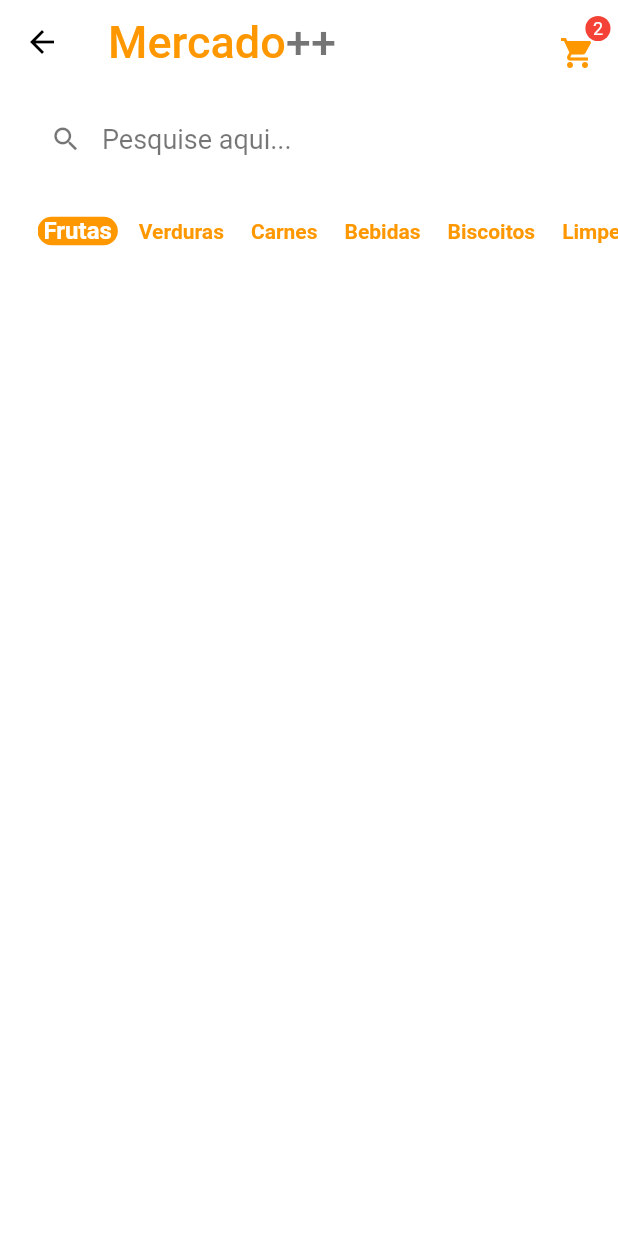
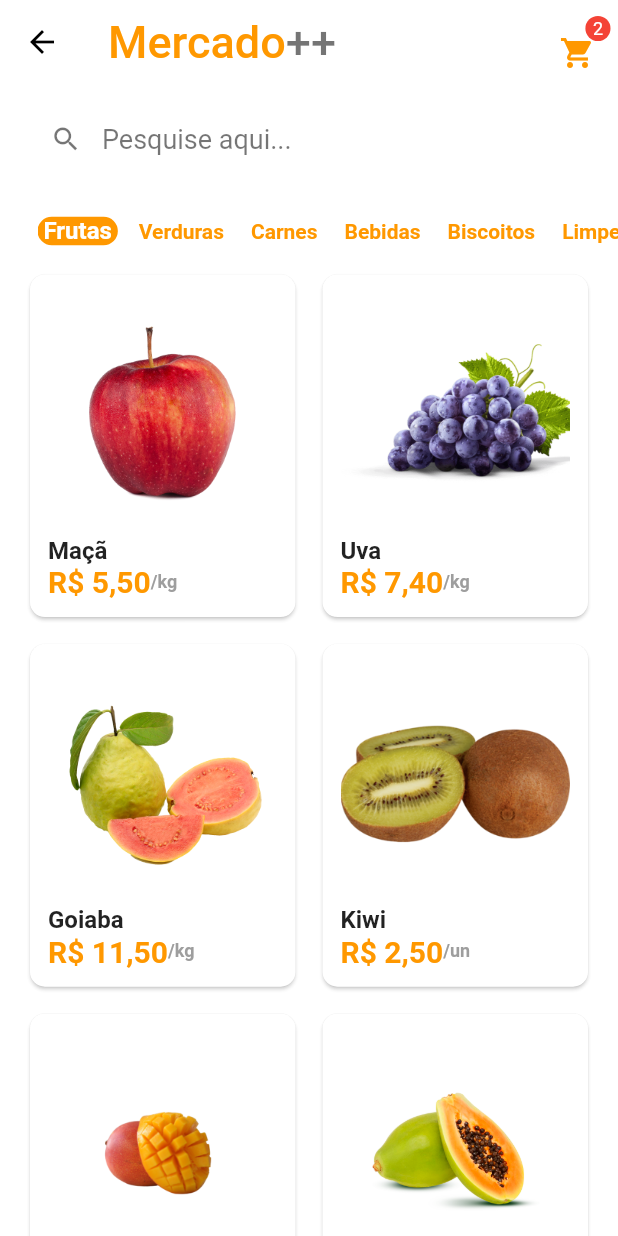
Before and after one commit to emersonbarina/quitanda-course-frontend, a Flutter app: the HomeTab screen opened directly, on a phone screen of 412 x 824 dp. Run offline on Flutter 3.47's test engine with Material 2 defaults, Android fonts, the phone set to English and light mode, and no system bars; drawn by our look-alikes of badges; our stand-ins replace animated_text_kit, mask_text_input_formatter.

Commit message:
Login UI - Home Tab - Item with card and Reorganize

```diff
--- a/lib/main.dart
+++ b/lib/main.dart
@@ -1,6 +1,6 @@
 import 'package:flutter/material.dart';
-import 'package:quitanda/scr/auth/sign_in_screen.dart';
 import 'package:quitanda/scr/constants/colors.dart';
+import 'package:quitanda/scr/pages/auth/sign_in_screen.dart';
 
 void main() {
   runApp(const MyApp());
--- /dev/null
+++ b/lib/scr/components/item_tile.dart
@@ -0,0 +1,68 @@
+import 'package:flutter/material.dart';
+import 'package:quitanda/scr/constants/colors.dart';
+import 'package:quitanda/scr/constants/sizes.dart';
+import 'package:quitanda/scr/models/item_model.dart';
+import 'package:quitanda/scr/services/utils_services.dart';
+
+class ItemTile extends StatelessWidget {
+  ItemTile({
+    Key? key,
+    required this.item,
+  }) : super(key: key);
+
+  final ItemModel item;
+
+  final UtilsServices utilsServices = UtilsServices();
+
+  @override
+  Widget build(BuildContext context) {
+    return Card(
+      elevation: 1,
+      shadowColor: Colors.grey.shade300,
+      shape: RoundedRectangleBorder(
+        borderRadius: BorderRadius.circular(tBorderRadius),
+      ),
+      child: Padding(
+        padding: const EdgeInsets.all(12.0),
+        child: Column(
+          crossAxisAlignment: CrossAxisAlignment.stretch,
+          children: [
+            //image
+            Expanded(child: Image.asset(item.imgUrl)),
+
+            //name
+            Text(
+              item.itemName,
+              style: const TextStyle(
+                fontSize: 16,
+                fontWeight: FontWeight.bold,
+              ),
+            ),
+            //price - unidade
+            Row(
+              children: [
+                Text(
+                  utilsServices.priceToCurrency(item.price),
+                  style: const TextStyle(
+                    fontSize: 20,
+                    fontWeight: FontWeight.bold,
+                    color: tColorsPrimary,
+                  ),
+                ),
+
+                Text(
+                  '/${item.unit}',
+                  style: TextStyle(
+                    fontSize: 12,
+                    fontWeight: FontWeight.bold,
+                    color: Colors.grey.shade500,
+                  ),
+                ),
+              ],
+            ),
+          ],
+        ),
+      ),
+    );
+  }
+}
--- /dev/null
+++ b/lib/scr/constants/app_data.dart
@@ -0,0 +1,75 @@
+import 'package:quitanda/scr/models/item_model.dart';
+
+ItemModel apple = ItemModel(
+  description:
+  'A melhor maçã da região e que conta com o melhor preço de qualquer quitanda. Este item conta com vitaminas essenciais para o fortalecimento corporal, resultando em uma vida saudável.',
+  imgUrl: 'assets/fruits/apple.png',
+  itemName: 'Maçã',
+  price: 5.5,
+  unit: 'kg',
+);
+
+ItemModel grape = ItemModel(
+  imgUrl: 'assets/fruits/grape.png',
+  itemName: 'Uva',
+  price: 7.4,
+  unit: 'kg',
+  description:
+  'A melhor uva da região e que conta com o melhor preço de qualquer quitanda. Este item conta com vitaminas essenciais para o fortalecimento corporal, resultando em uma vida saudável.',
+);
+
+ItemModel guava = ItemModel(
+  imgUrl: 'assets/fruits/guava.png',
+  itemName: 'Goiaba',
+  price: 11.5,
+  unit: 'kg',
+  description:
+  'A melhor goiaba da região e que conta com o melhor preço de qualquer quitanda. Este item conta com vitaminas essenciais para o fortalecimento corporal, resultando em uma vida saudável.',
+);
+
+ItemModel kiwi = ItemModel(
+  imgUrl: 'assets/fruits/kiwi.png',
+  itemName: 'Kiwi',
+  price: 2.5,
+  unit: 'un',
+  description:
+  'O melhor kiwi da região e que conta com o melhor preço de qualquer quitanda. Este item conta com vitaminas essenciais para o fortalecimento corporal, resultando em uma vida saudável.',
+);
+
+ItemModel mango = ItemModel(
+  imgUrl: 'assets/fruits/mango.png',
+  itemName: 'Manga',
+  price: 2.5,
+  unit: 'un',
+  description:
+  'A melhor manga da região e que conta com o melhor preço de qualquer quitanda. Este item conta com vitaminas essenciais para o fortalecimento corporal, resultando em uma vida saudável.',
+);
+
+ItemModel papaya = ItemModel(
+  imgUrl: 'assets/fruits/papaya.png',
+  itemName: 'Mamão papaya',
+  price: 8,
+  unit: 'kg',
+  description:
+  'O melhor mamão da região e que conta com o melhor preço de qualquer quitanda. Este item conta com vitaminas essenciais para o fortalecimento corporal, resultando em uma vida saudável.',
+);
+
+// Lista de produtos
+List<ItemModel> items = [
+  apple,
+  grape,
+  guava,
+  kiwi,
+  mango,
+  papaya,
+];
+
+// Categories
+List<String> categories = [
+  'Frutas',
+  'Verduras',
+  'Carnes',
+  'Bebidas',
+  'Biscoitos',
+  'Limpeza',
+];
--- /dev/null
+++ b/lib/scr/models/item_model.dart
@@ -0,0 +1,15 @@
+class ItemModel {
+  String itemName;
+  String imgUrl;
+  String unit;
+  double price;
+  String description;
+
+  ItemModel({
+    required this.itemName,
+    required this.imgUrl,
+    required this.unit,
+    required this.price,
+    required this.description,
+  });
+}
--- a/lib/scr/auth/sign_up_screen.dart
+++ b/lib/scr/pages/auth/sign_up_screen.dart
@@ -4,7 +4,7 @@ import 'package:quitanda/scr/constants/colors.dart';
 import 'package:quitanda/scr/constants/sizes.dart';
 import 'package:quitanda/scr/constants/texts.dart';
 
-import '../components/custom_text_field.dart';
+import '../../components/custom_text_field.dart';
 
 class SignUpScreen extends StatelessWidget {
   SignUpScreen({Key? key}) : super(key: key);
--- a/lib/scr/base/base_screen.dart
+++ b/lib/scr/pages/base/base_screen.dart
@@ -1,7 +1,8 @@
 import 'package:flutter/material.dart';
 import 'package:quitanda/scr/constants/colors.dart';
 import 'package:quitanda/scr/constants/texts.dart';
-import 'package:quitanda/scr/home/home_tab.dart';
+
+import '../home/home_tab.dart';
 
 class BaseScreen extends StatefulWidget {
   const BaseScreen({Key? key}) : super(key: key);
--- a/lib/scr/home/home_tab.dart
+++ b/lib/scr/pages/home/home_tab.dart
@@ -1,9 +1,11 @@
 import 'package:badges/badges.dart' as badges;
 import 'package:flutter/material.dart';
 import 'package:quitanda/scr/components/category_tile.dart';
+import 'package:quitanda/scr/components/item_tile.dart';
 import 'package:quitanda/scr/constants/colors.dart';
 import 'package:quitanda/scr/constants/sizes.dart';
 import 'package:quitanda/scr/constants/texts.dart';
+import 'package:quitanda/scr/constants/app_data.dart' as app_data;
 
 class HomeTab extends StatefulWidget {
   const HomeTab({Key? key}) : super(key: key);
@@ -13,16 +15,6 @@ class HomeTab extends StatefulWidget {
 }
 
 class _HomeTabState extends State<HomeTab> {
-  // Categories
-  List<String> categories = [
-    'Frutas',
-    'Verduras',
-    'Carnes',
-    'Bebidas',
-    'Biscoitos',
-    'Limpeza',
-  ];
-
   String selectedCategory = 'Frutas';
 
   @override
@@ -115,19 +107,37 @@ class _HomeTabState extends State<HomeTab> {
                 return CategoryTile(
                   onPressed: () {
                     setState(() {
-                      selectedCategory = categories[index];
+                      selectedCategory = app_data.categories[index];
                     });
                   },
-                  category: categories[index],
-                  isSelected: categories[index] == selectedCategory,
+                  category: app_data.categories[index],
+                  isSelected: app_data.categories[index] == selectedCategory,
                 );
               },
               separatorBuilder: (_, index) => const SizedBox(width: 10),
-              itemCount: categories.length,
+              itemCount: app_data.categories.length,
             ),
           ),
 
           // Grid
+          Expanded(
+            child: GridView.builder(
+              padding: const EdgeInsets.fromLTRB(16, 0, 16, 16),
+              physics: const BouncingScrollPhysics(),
+              gridDelegate: const SliverGridDelegateWithFixedCrossAxisCount(
+                  crossAxisCount:  2,
+                mainAxisSpacing: 10,
+                crossAxisSpacing: 10,
+                childAspectRatio: 9 / 11.5,
+              ),
+              itemCount: app_data.items.length,
+              itemBuilder: (_, index) {
+                return ItemTile(
+                  item: app_data.items[index],
+                );
+              },
+            ),
+          ),
         ],
       ),
     );
--- /dev/null
+++ b/lib/scr/services/utils_services.dart
@@ -0,0 +1,8 @@
+import 'package:intl/intl.dart';
+class UtilsServices {
+
+  String priceToCurrency(double price) {
+    NumberFormat numberFormat = NumberFormat.simpleCurrency( locale: 'pt_BR');
+    return numberFormat.format(price);
+  }
+}
```
Also changed, not shown: lib/scr/pages/auth/sign_in_screen.dart (renamed from lib/scr/auth/sign_in_screen.dart, +4 -3 lines), pubspec.yaml (+4 -3 lines), assets/fruits/apple.png (added), assets/fruits/grape.png (added), assets/fruits/guava.png (added), assets/fruits/kiwi.png (added), assets/fruits/mango.png (added), assets/fruits/papaya.png (added), pubspec.lock.
